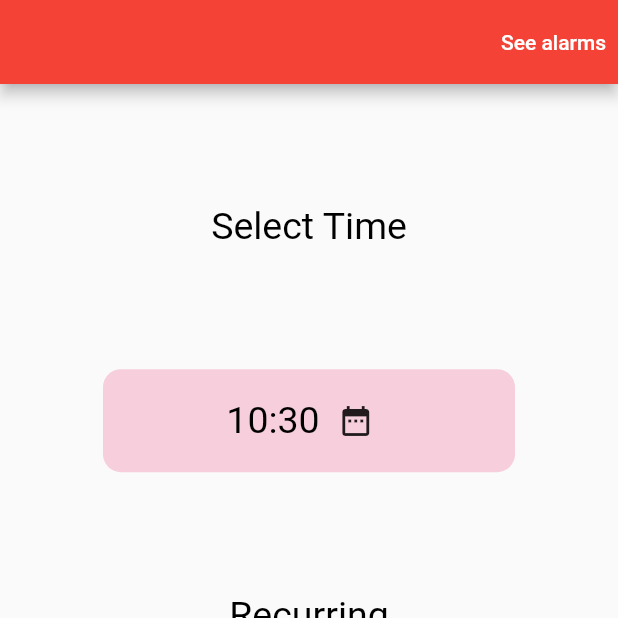
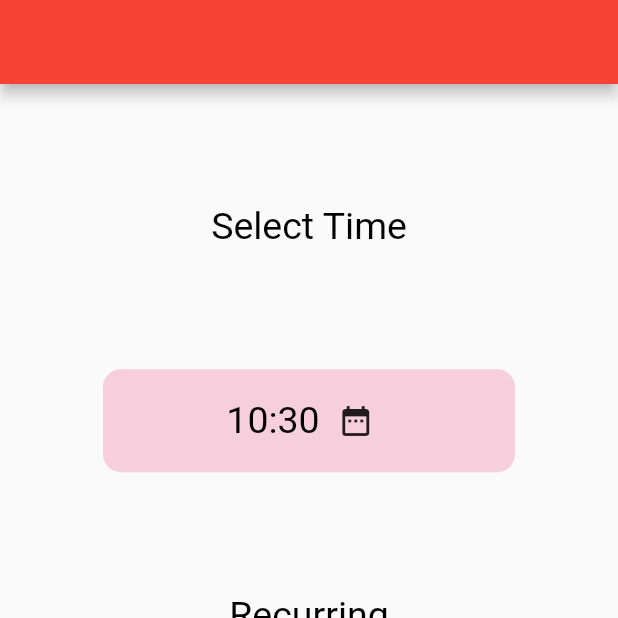
Before and after one commit to tharukeRajapaksha123/clock-app-revision, a Flutter app: the screen it shows after launch, on a phone screen of 412 x 824 dp, the top half of it. Run offline on Flutter 3.47's test engine with Material 2 defaults, Android fonts, the light colour scheme and no system bars; our stand-ins replace dotted_border, flutter_local_notifications, get, rxdart, sqflite; accounts and stored records are empty.

Commit message:
ready to give

```diff
--- a/lib/screens/homePage.dart
+++ b/lib/screens/homePage.dart
@@ -18,8 +18,10 @@ class _HomePageState extends State<HomePage> {
   @override
   Widget build(BuildContext context) {
     return Scaffold(
-        appBar:
-            AppBar(backgroundColor: Colors.red, centerTitle: true, actions: [
+        appBar: AppBar(
+          backgroundColor: Colors.red,
+          centerTitle:
+              true, /* actions: [
           TextButton(
               child: Text("See alarms",
                   style: TextStyle(
@@ -28,7 +30,8 @@ class _HomePageState extends State<HomePage> {
               onPressed: () {
                 Get.to(() => AlarmPage());
               })
-        ]),
+        ]*/
+        ),
         body: Container(
             child: Column(
           crossAxisAlignment: CrossAxisAlignment.center,
@@ -188,14 +191,7 @@ class _HomePageState extends State<HomePage> {
                           days,
                         );
                         print("---- name is    ${name.text}");
-                        onSaveAlarm(
-                          int.parse(_time.split(":")[0]),
-                          int.parse(_time.split(":")[1]),
-                          name.text,
-                          "String alarmDescription",
-                          true,
-                          DateTime.now(),
-                        );
+
                         //Get.to(() => AlarmPage());
                       } else {
                         Get.dialog(AlertDialog(
```
